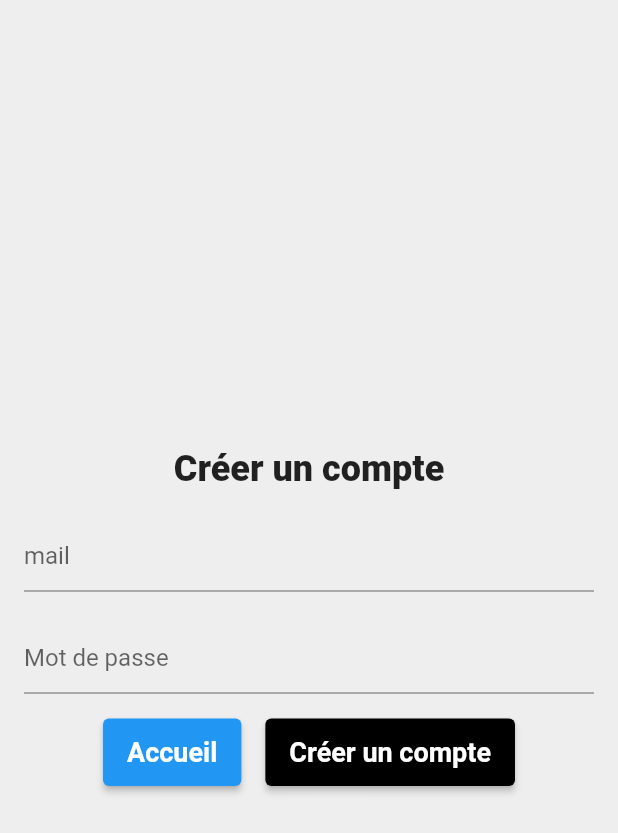
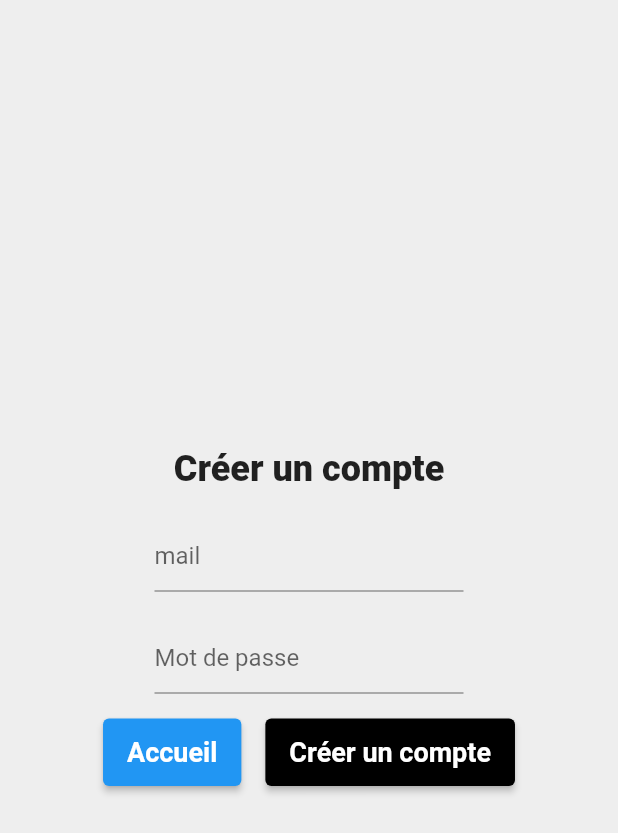
Before and after one commit to Yuubitsume/Flutter_To_Do_List, a Flutter app: the screen it shows after launch, after a tap on "Créer un compte", on a phone screen of 412 x 824 dp. Shown: the top 833 px of the screen. Run offline on Flutter 3.47's test engine with Material 2 defaults, Android fonts, the phone set to English and light mode, and no system bars; our stand-ins replace firebase_auth, firebase_core, get; accounts and stored records are empty.

Commit message:
change width form size

```diff
--- a/lib/auth/register.dart
+++ b/lib/auth/register.dart
@@ -54,7 +54,9 @@ class RegisterScreenState extends State<RegisterScreen> {
               const SizedBox(
                 height: 20,
               ),
-                TextFormField(
+              SizedBox(
+                width: MediaQuery.of(context).size.width / 2,
+                child: TextFormField(
                   //Assign controller
                   controller: _emailController,
                   validator: (value) {
@@ -74,10 +76,13 @@ class RegisterScreenState extends State<RegisterScreen> {
                     ),
                   ),
                 ),
+              ),
               const SizedBox(
                 height: 20,
               ),
-                TextFormField(
+              SizedBox(
+                width: MediaQuery.of(context).size.width / 2,
+                child: TextFormField(
                   //Assign controller
                   controller: _passwordController,
                   obscureText: true,
@@ -93,6 +98,7 @@ class RegisterScreenState extends State<RegisterScreen> {
                       borderSide: BorderSide(
                         color: Colors.black,
                         width: 2,
+                      ),
                     ),
                   ),
                 ),
@@ -161,7 +167,7 @@ class RegisterScreenState extends State<RegisterScreen> {
           ),
         ),
       ),
-      )
+    ),
   );
 }
 }
--- a/lib/main.dart
+++ b/lib/main.dart
@@ -91,7 +91,9 @@ class _AuthScreenState extends State<AuthScreen> {
                 const SizedBox(
                   height: 20,
                 ),
-                TextFormField(
+                SizedBox(
+                width: MediaQuery.of(context).size.width / 2,
+                child: TextFormField(
                   //Assign controller
                   controller: _emailController,
                   validator: (value) {
@@ -107,6 +109,7 @@ class _AuthScreenState extends State<AuthScreen> {
                       borderSide: BorderSide(
                         color: Colors.black,
                         width: 2,
+                        ),
                       ),
                     ),
                   ),
@@ -114,7 +117,9 @@ class _AuthScreenState extends State<AuthScreen> {
                 const SizedBox(
                   height: 20,
                 ),
-                TextFormField(
+                 SizedBox(
+                width: MediaQuery.of(context).size.width / 2,
+                child: TextFormField(
                   //Assign controller
                   controller: _passwordController,
                   obscureText: true,
@@ -130,6 +135,7 @@ class _AuthScreenState extends State<AuthScreen> {
                       borderSide: BorderSide(
                         color: Colors.black,
                         width: 2,
+                        ),
                       ),
                     ),
                   ),
```
Lines whose indentation alone changed are shown as unchanged.
